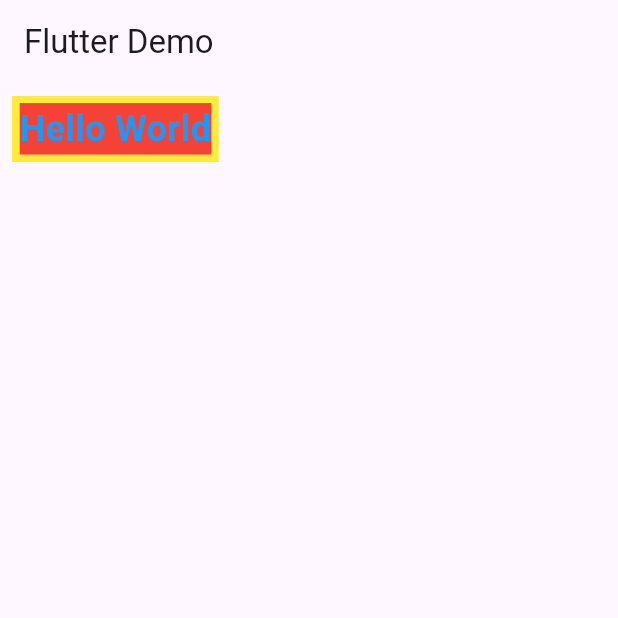
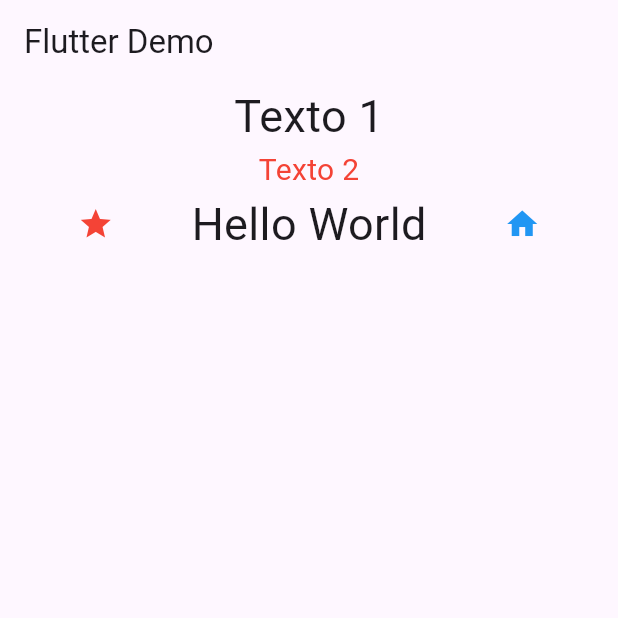
Before and after one commit to adimerpaul/fluuterText, a Flutter app: the screen it shows after launch, on a phone screen of 412 x 824 dp, the top half of it. Run offline on Flutter 3.47's test engine with Material 3 defaults, Android fonts, the phone set to English and light mode, and no system bars.

```diff
--- a/lib/main.dart
+++ b/lib/main.dart
@@ -20,24 +20,24 @@ class _MyAppState extends State<MyApp> {
         primarySwatch: Colors.blue,
       ),
       home: Scaffold(
-        appBar: AppBar(
-          title: const Text('Flutter Demo'),
-        ),
-        body: Container(
-          padding: EdgeInsets.all(5),
-          margin: EdgeInsets.all(8),
-          color: Colors.yellow,
-          child: Text(
-            'Hello World',
-            style: TextStyle(
-              fontSize: 24,
-              color: Colors.blue,
-              fontWeight: FontWeight.bold,
-              backgroundColor: Colors.red,
-            ),
+          appBar: AppBar(
+            title: const Text('Flutter Demo'),
           ),
-        ),
-      ),
+          body: Column(
+            children: [
+              Text('Texto 1', style: TextStyle(fontSize: 30)),
+              Text('Texto 2',
+                  style: TextStyle(fontSize: 20, color: Colors.red)),
+              Row(
+                mainAxisAlignment: MainAxisAlignment.spaceEvenly,
+                children: [
+                  Icon(Icons.star, color: Colors.red),
+                  Text('Hello World', style: TextStyle(fontSize: 30)),
+                  Icon(Icons.home, color: Colors.blue),
+                ],
+              ),
+            ],
+          )),
     );
   }
 }
```
